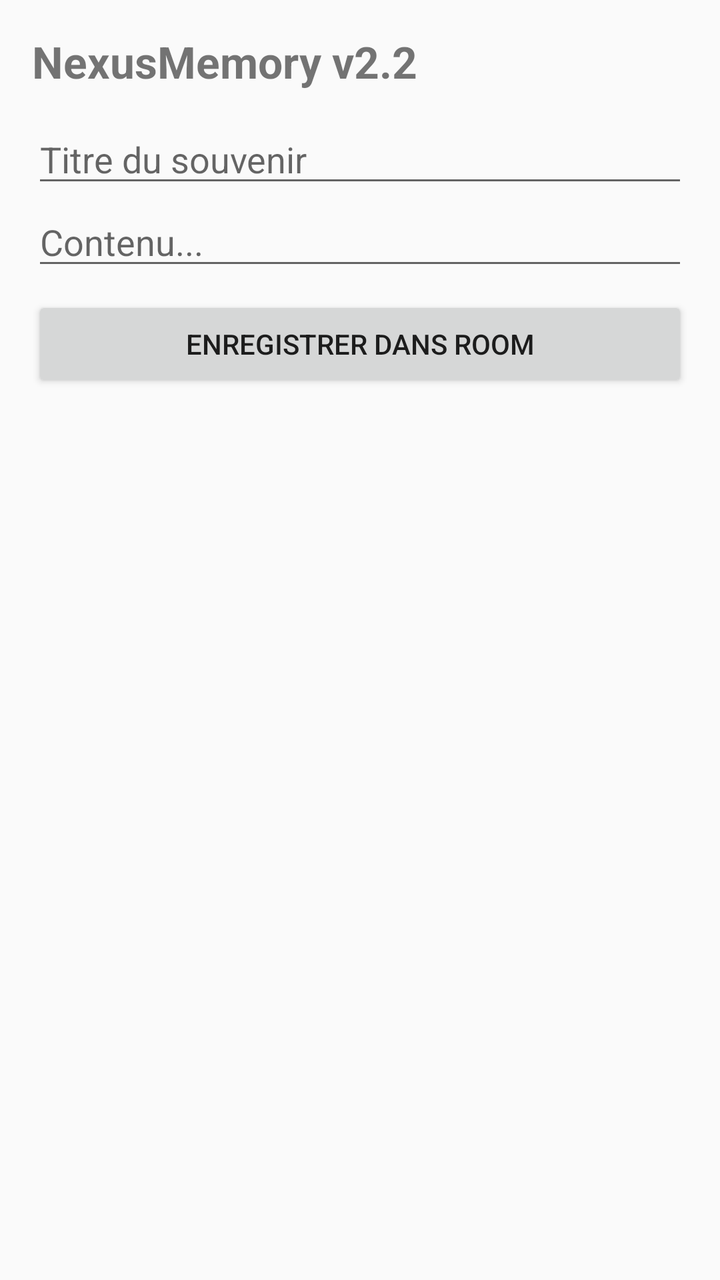
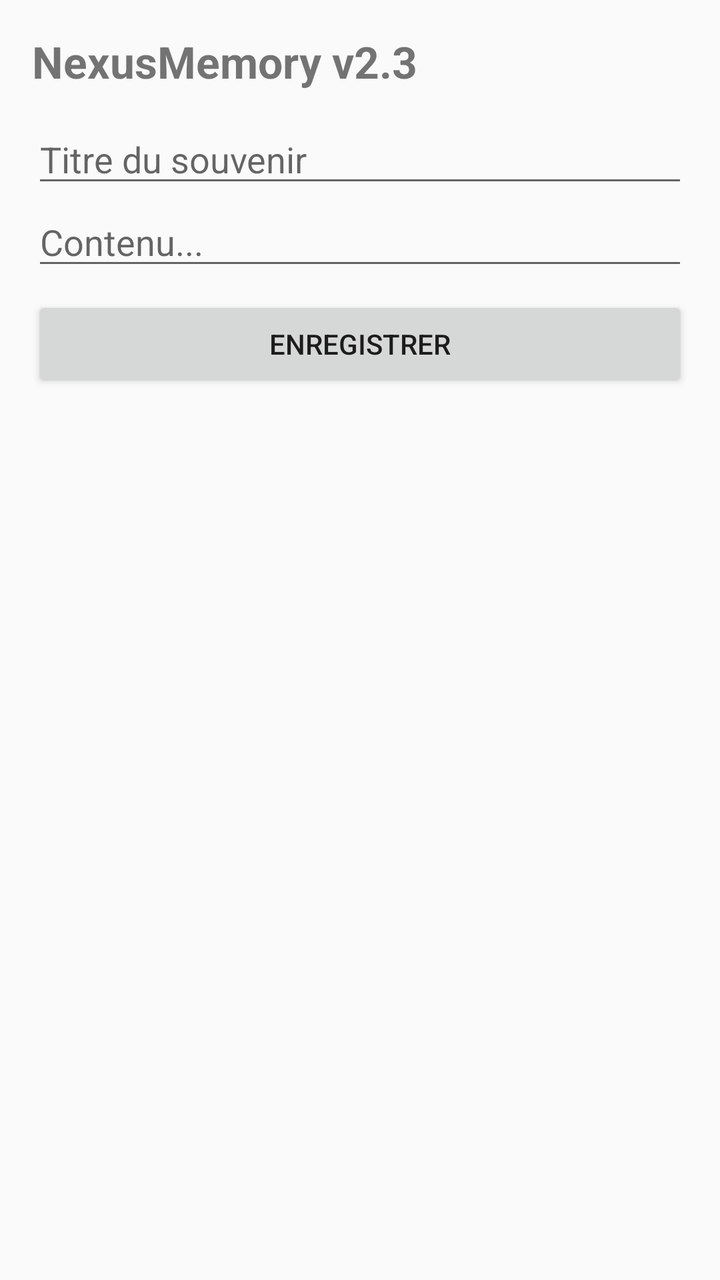

The first picture is an Android layout as it rendered before a commit; the second is the same layout after the commit. The layout source and the unified diff follow.
<!-- AndroidManifest.xml: application theme Theme.AppCompat.Light.DarkActionBar -->
<!-- res/layout/activity_main.xml -->
<?xml version="1.0" encoding="utf-8"?>
<LinearLayout xmlns:android="http://schemas.android.com/apk/res/android"
    android:layout_width="match_parent"
    android:layout_height="match_parent"
    android:orientation="vertical"
    android:padding="16dp">

    <TextView
        android:layout_width="match_parent"
        android:layout_height="wrap_content"
        android:text="NexusMemory v2.2"
        android:textSize="22sp"
        android:textStyle="bold"
        android:paddingBottom="12dp" />

    <EditText
        android:id="@+id/etTitle"
        android:layout_width="match_parent"
        android:layout_height="wrap_content"
        android:hint="Titre du souvenir"
        android:inputType="text" />

    <EditText
        android:id="@+id/etContent"
        android:layout_width="match_parent"
        android:layout_height="wrap_content"
        android:hint="Contenu..."
        android:inputType="textLongMessage" />

    <Button
        android:id="@+id/btnSave"
        android:layout_width="match_parent"
        android:layout_height="wrap_content"
        android:text="Enregistrer dans Room"
        android:layout_marginTop="8dp" />

    <ScrollView
        android:layout_width="match_parent"
        android:layout_height="0dp"
        android:layout_weight="1"
        android:layout_marginTop="16dp">

        <TextView
            android:id="@+id/tvOutput"
            android:layout_width="match_parent"
            android:layout_height="wrap_content"
            android:textSize="16sp" />
    </ScrollView>

</LinearLayout>
<!-- resources referenced by this layout -->
<resources>

</resources>

<!-- the commit's change to res/layout/activity_main.xml (unified diff, before → after) -->
@@ -8,7 +8,7 @@
     <TextView
         android:layout_width="match_parent"
         android:layout_height="wrap_content"
-        android:text="NexusMemory v2.2"
+        android:text="NexusMemory v2.3"
         android:textSize="22sp"
         android:textStyle="bold"
         android:paddingBottom="12dp" />
@@ -31,20 +31,14 @@
         android:id="@+id/btnSave"
         android:layout_width="match_parent"
         android:layout_height="wrap_content"
-        android:text="Enregistrer dans Room"
-        android:layout_marginTop="8dp" />
+        android:text="Enregistrer"
+        android:layout_marginTop="8dp"
+        android:layout_marginBottom="12dp" />
 
-    <ScrollView
+    <androidx.recyclerview.widget.RecyclerView
+        android:id="@+id/recyclerView"
         android:layout_width="match_parent"
         android:layout_height="0dp"
-        android:layout_weight="1"
-        android:layout_marginTop="16dp">
-
-        <TextView
-            android:id="@+id/tvOutput"
-            android:layout_width="match_parent"
-            android:layout_height="wrap_content"
-            android:textSize="16sp" />
-    </ScrollView>
+        android:layout_weight="1" />
 
 </LinearLayout>
